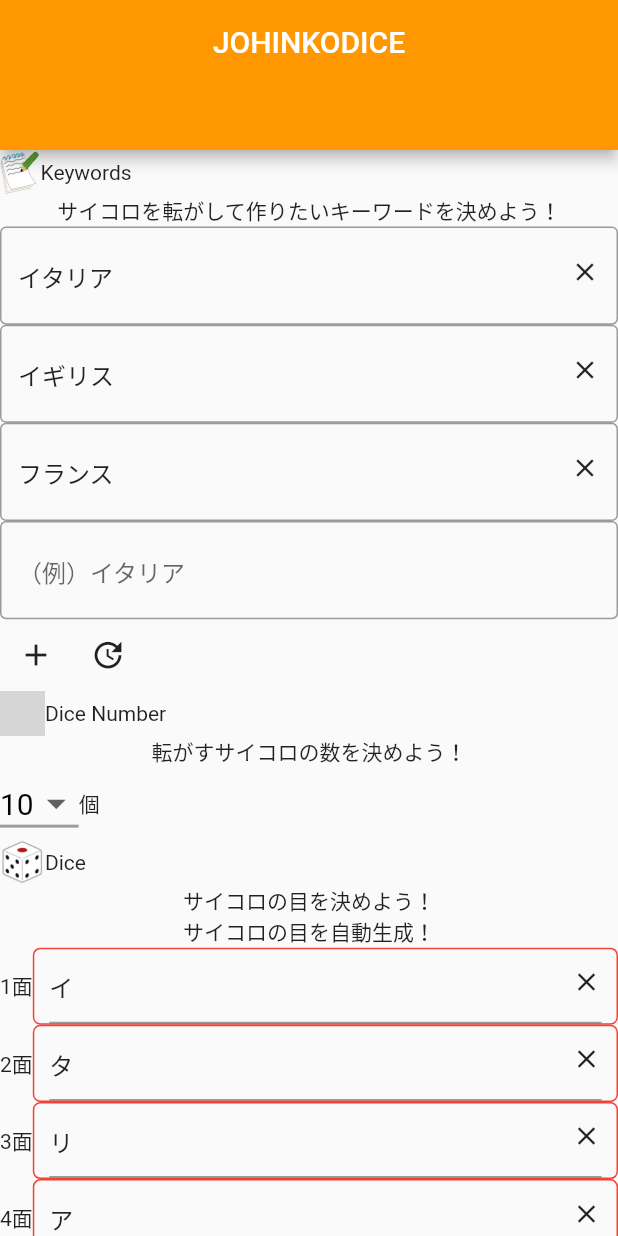
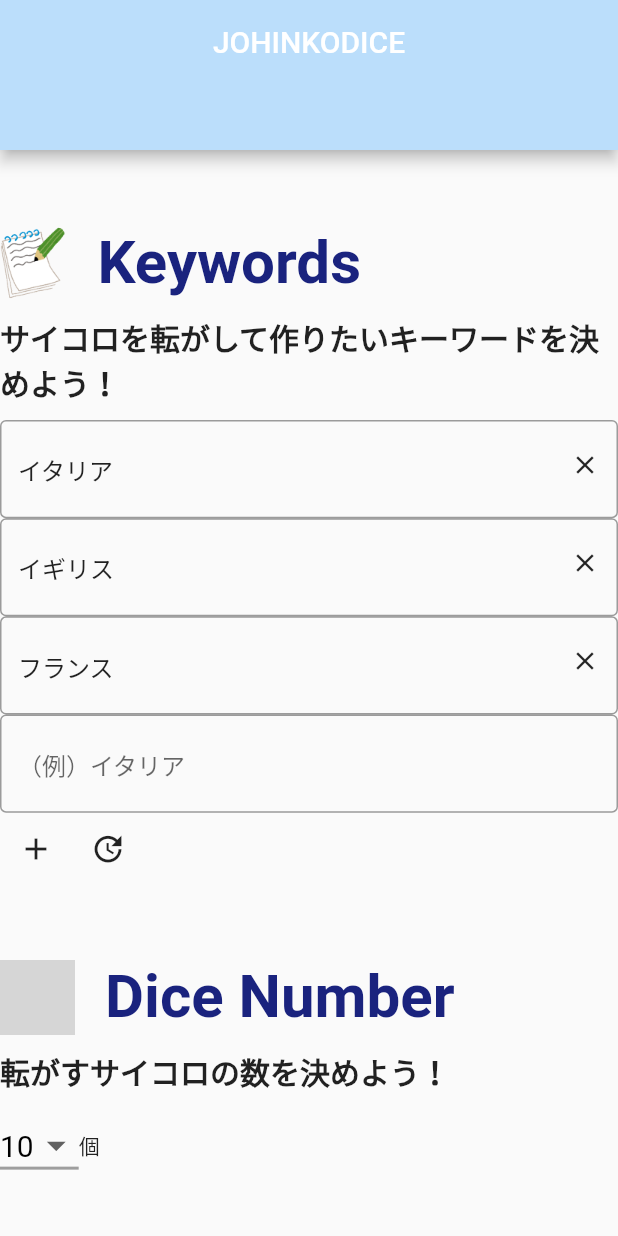
Before and after one commit to acannie/johinkodice, a Flutter app: the screen it shows after launch, after a tap on the "add" icon, on a phone screen of 412 x 824 dp. Run offline on Flutter 3.47's test engine with Material 2 defaults, Android fonts, the phone set to English and light mode, and no system bars; grey boxes are pictures that could not be loaded.

Commit message:
code: タイトルのレイアウトを設定。

```diff
--- a/lib/define_dice.dart
+++ b/lib/define_dice.dart
@@ -34,7 +34,7 @@ class DefineDice extends StatelessWidget {
                   child: Container(
                     padding: const EdgeInsets.symmetric(horizontal: 10),
                     decoration: BoxDecoration(
-                      border: Border.all(color: Colors.red),
+                      border: Border.all(color: Colors.blue),
                       borderRadius: BorderRadius.circular(5),
                     ),
                     child: TextField(
--- a/lib/layout.dart
+++ b/lib/layout.dart
@@ -3,21 +3,42 @@ import 'package:flutter/material.dart';
 // レイアウトを定義
 class JohinkodiceLayout {
   static Widget titleStyle(String text, String imagePath) {
-    return Row(
+    return Container(
+      padding: const EdgeInsets.only(top: 50, bottom: 10),
+      child: Row(
         children: <Widget>[
           Container(
-          height: 30.0,
+            height: 50.0,
             child: Image(image: AssetImage(imagePath)),
           ),
+          const Padding(padding: EdgeInsets.symmetric(horizontal: 10)),
           Text(
             text,
             textAlign: TextAlign.start,
+            style: TextStyle(
+              fontWeight: FontWeight.bold,
+              fontSize: 40,
+              color: Colors.indigo[900],
+            ),
           ),
         ],
+      ),
     );
   }
 
-  static Text discription(String text) {
-    return Text(text);
+  static Widget discription(String text) {
+    return Container(
+      padding: const EdgeInsets.only(bottom: 10),
+      alignment: Alignment.centerLeft,
+      child: Text(
+        text,
+        textAlign: TextAlign.start,
+        style: const TextStyle(
+          fontWeight: FontWeight.bold,
+          fontSize: 20,
+          color: Colors.black87,
+        ),
+      ),
+    );
   }
 }
--- a/lib/view.dart
+++ b/lib/view.dart
@@ -11,7 +11,7 @@ class Johindice extends StatelessWidget {
   Widget appBarMain() {
     return AppBar(
       title: const Text('JOHINKODICE'),
-      backgroundColor: Colors.orange,
+      backgroundColor: Colors.blue[100],
       centerTitle: true,
       actions: <Widget>[],
     );
@@ -32,18 +32,27 @@ class Johindice extends StatelessWidget {
               mainAxisSize: MainAxisSize.min,
               children: <Widget>[
                 JohinkodiceLayout.titleStyle(
-                    "Keywords", "assets/bunbougu_memo.png"),
+                  "Keywords",
+                  "assets/bunbougu_memo.png",
+                ),
                 JohinkodiceLayout.discription("サイコロを転がして作りたいキーワードを決めよう！"),
                 DefineKeywords(),
                 JohinkodiceLayout.titleStyle(
-                    "Dice Number", "./assets/counter.png"),
+                  "Dice Number",
+                  "./assets/counter.png",
+                ),
                 JohinkodiceLayout.discription("転がすサイコロの数を決めよう！"),
                 DefineDiceNum(),
-                JohinkodiceLayout.titleStyle("Dice", "assets/saikoro_145.png"),
+                JohinkodiceLayout.titleStyle(
+                  "Dice",
+                  "assets/saikoro_145.png",
+                ),
                 JohinkodiceLayout.discription("サイコロの目を決めよう！"),
                 DefineDice(),
                 JohinkodiceLayout.titleStyle(
-                    "Let's Play!", "assets/character_game_dice.png"),
+                  "Let's Play!",
+                  "assets/character_game_dice.png",
+                ),
                 JohinkodiceLayout.discription("サイコロを転がそう！"),
                 PlayJohindice(),
               ],
```
Lines whose indentation alone changed are shown as unchanged.
